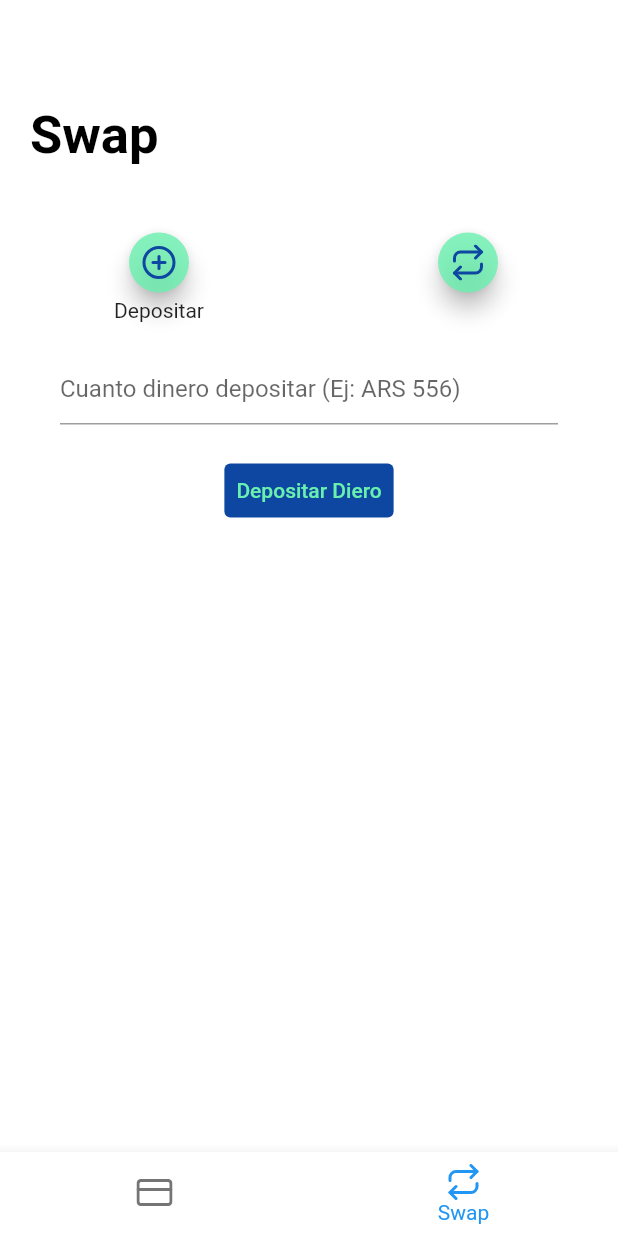
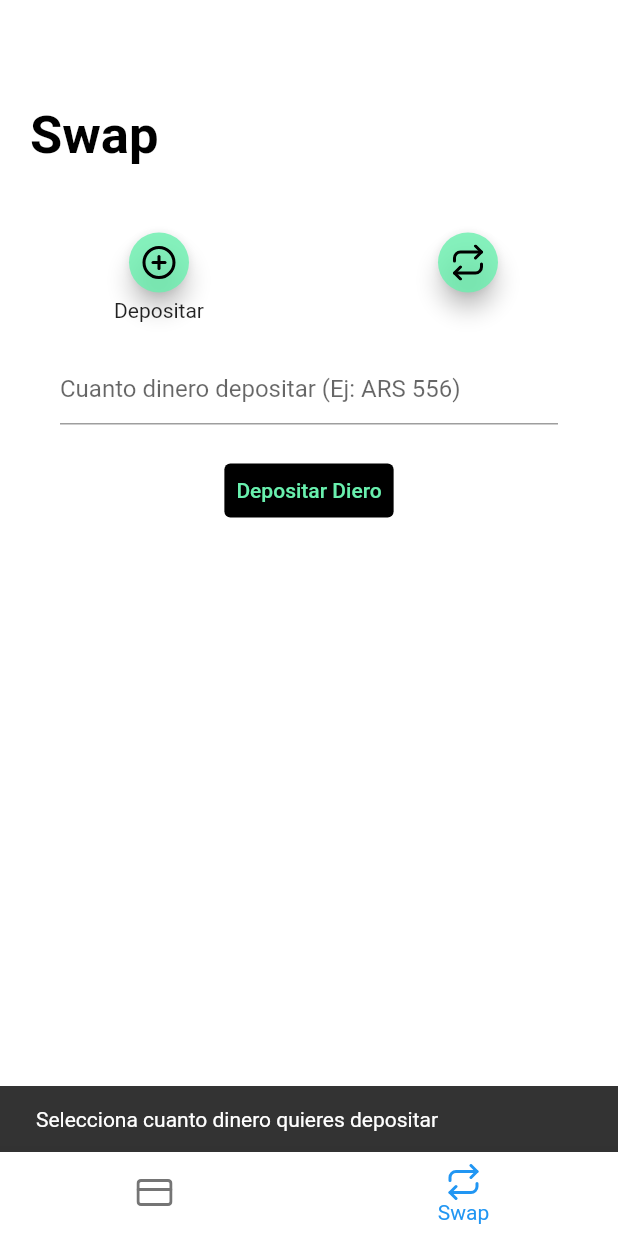
Before and after one commit to HoltzTomas/Crypto-Wallet, a Flutter app: the screen it shows after launch, item 2 of the bottom bar chosen, after a tap on "Depositar Diero", on a phone screen of 412 x 824 dp. Run offline on Flutter 3.47's test engine with Material 2 defaults, Android fonts, the phone set to English and light mode, and no system bars; our stand-ins replace feather_icons, flutter_riverpod, websafe_svg.

Commit message:
Changing colors and fixing errors

```diff
--- a/lib/constants.dart
+++ b/lib/constants.dart
@@ -1,6 +1,6 @@
 import 'package:flutter/material.dart';
 
-const kPrimaryColor = Color(0xFF0D47A1);
+const kPrimaryColor = Colors.black;
 const kSecondaryColor = Colors.white;
 const kAccentColor = Color(0xFF69F0AE);
 const kDarkColor = Colors.black;
--- a/lib/main.dart
+++ b/lib/main.dart
@@ -1,27 +1,34 @@
 import 'package:belo_challenge/constants.dart';
 import 'package:belo_challenge/ui/screens/bottom_navigator_bar.dart';
 import 'package:flutter/material.dart';
+import 'package:flutter/services.dart';
 import 'package:flutter_riverpod/flutter_riverpod.dart';
 
 void main() {
-  runApp(ProviderScope(child: MyApp()));
+  WidgetsFlutterBinding.ensureInitialized();
+  disableLandscapeMode();
+}
+
+Future<void> disableLandscapeMode() async {
+  SystemChrome.setPreferredOrientations(
+      [DeviceOrientation.portraitUp, DeviceOrientation.portraitDown]).then((_) {
+    runApp((ProviderScope(child: MyApp())));
+  });
 }
 
 class MyApp extends StatelessWidget {
   @override
   Widget build(BuildContext context) {
     return MaterialApp(
+      debugShowCheckedModeBanner: false,
       title: 'Flutter Demo',
       theme: ThemeData(
-        appBarTheme: AppBarTheme(
-          backgroundColor: Colors.transparent,
-          elevation: 0.0
-        ),
-        primarySwatch: Colors.blue,
-        primaryColor: kPrimaryColor,
-        accentColor: kAccentColor,
-        scaffoldBackgroundColor: kSecondaryColor
-      ),
+          appBarTheme:
+              AppBarTheme(backgroundColor: Colors.transparent, elevation: 0.0),
+          primarySwatch: Colors.blue,
+          primaryColor: kPrimaryColor,
+          accentColor: kAccentColor,
+          scaffoldBackgroundColor: kSecondaryColor),
       home: BottomNavigatorBar(),
     );
   }
--- a/lib/ui/screens/deposit_screen/deposit_screen.dart
+++ b/lib/ui/screens/deposit_screen/deposit_screen.dart
@@ -40,6 +40,11 @@ class _DepositScreenState extends State<DepositScreen> {
                   backgroundColor: MaterialStateProperty.all(kPrimaryColor),
                 ),
                 onPressed: () {
+                  if (_moneyController.text.isEmpty) {
+                    ScaffoldMessenger.of(context).showSnackBar(SnackBar(
+                        content: Text(
+                            "Selecciona cuanto dinero quieres depositar")));
+                  } else {
                     double userMoney = double.parse(_moneyController.text);
                     double userTotalMoneyAfterDeposit =
                         userMoney + watch(currentMoneyProvider).state;
@@ -48,9 +53,9 @@ class _DepositScreenState extends State<DepositScreen> {
                         builder: (builder) {
                           return AlertDialog(
                             title: Text(
-                              "Seguro quieres depositar ARS ${_moneyController.text} a tu cuenta?"),
+                                "¿Seguro quieres depositar ARS ${_moneyController.text} a tu cuenta?"),
                             content: Text(
-                              "Total despues del deposito ARS $userTotalMoneyAfterDeposit"),
+                                "Total despues del deposito: ARS $userTotalMoneyAfterDeposit"),
                             actions: [
                               TextButton(
                                   onPressed: () {
@@ -62,15 +67,18 @@ class _DepositScreenState extends State<DepositScreen> {
                                             content: Text(
                                                 "Se depositaron Ars ${_moneyController.text}. Total actual Ars $userTotalMoneyAfterDeposit")));
                                   },
-                                child: Text("Si")),
+                                  child: Text("Si",
+                                      style: TextStyle(color: kAccentColor))),
                               TextButton(
                                   onPressed: () {
                                     Navigator.pop(context);
                                   },
-                                child: Text("No"))
+                                  child: Text("No",
+                                      style: TextStyle(color: kAccentColor)))
                             ],
                           );
                         });
+                  }
                 },
               );
             },
--- a/lib/ui/screens/exchange_screen/widgets/select_coin_bottom_sheet.dart
+++ b/lib/ui/screens/exchange_screen/widgets/select_coin_bottom_sheet.dart
@@ -38,7 +38,7 @@ class SelectCoinBottomSheet extends StatelessWidget {
                 }
                 return ListView(children: list);
               },
-              loading: () => const CircularProgressIndicator(),
+              loading: () => Center(child: const CircularProgressIndicator()),
               error: (err, stack) => Text('Error: $err'),
             ));
       },
--- a/lib/ui/screens/exchange_screen/widgets/selected_coin_tile.dart
+++ b/lib/ui/screens/exchange_screen/widgets/selected_coin_tile.dart
@@ -42,7 +42,7 @@ class SelectedCoinTile extends StatelessWidget {
                     textAlign: TextAlign.center,
                     style: TextStyle(color: kAccentColor)),
                 style: ButtonStyle(
-                  backgroundColor: MaterialStateProperty.all(Colors.black),
+                  backgroundColor: MaterialStateProperty.all(kPrimaryColor),
                 ),
                 onPressed: () {
                   context.read(coinSelectedProvider).state = coin;
--- a/lib/ui/screens/home_screen/widgets/see_all_coins_list_tile.dart
+++ b/lib/ui/screens/home_screen/widgets/see_all_coins_list_tile.dart
@@ -23,7 +23,7 @@ class SeeAllCoinsListTile extends StatelessWidget {
               child: Image.network(coin.imageUrl, fit: BoxFit.cover),
             ),
             decoration: BoxDecoration(
-                color: Colors.blue[600],
+                color: kPrimaryColor,
                 borderRadius: BorderRadius.circular(15)),
           ),
           SizedBox(width: kDefaultPadding),
```
Lines whose indentation alone changed are shown as unchanged.
